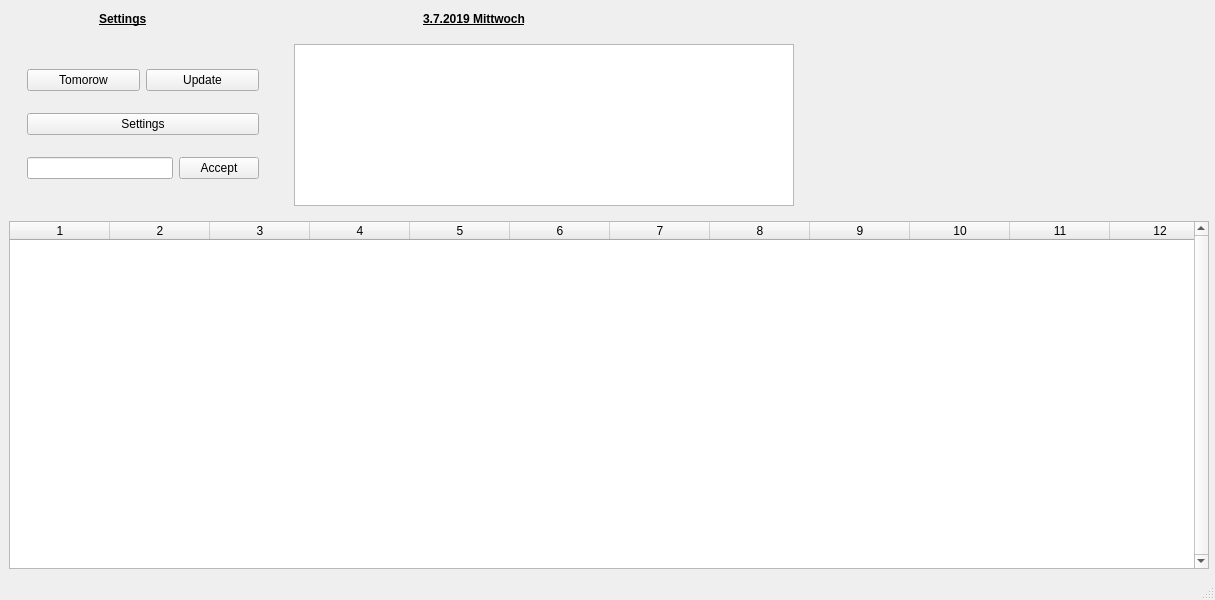
First picture: the form in designer/mainwindow.ui, repository Lin2D2/IServ-Manager, before the edit.
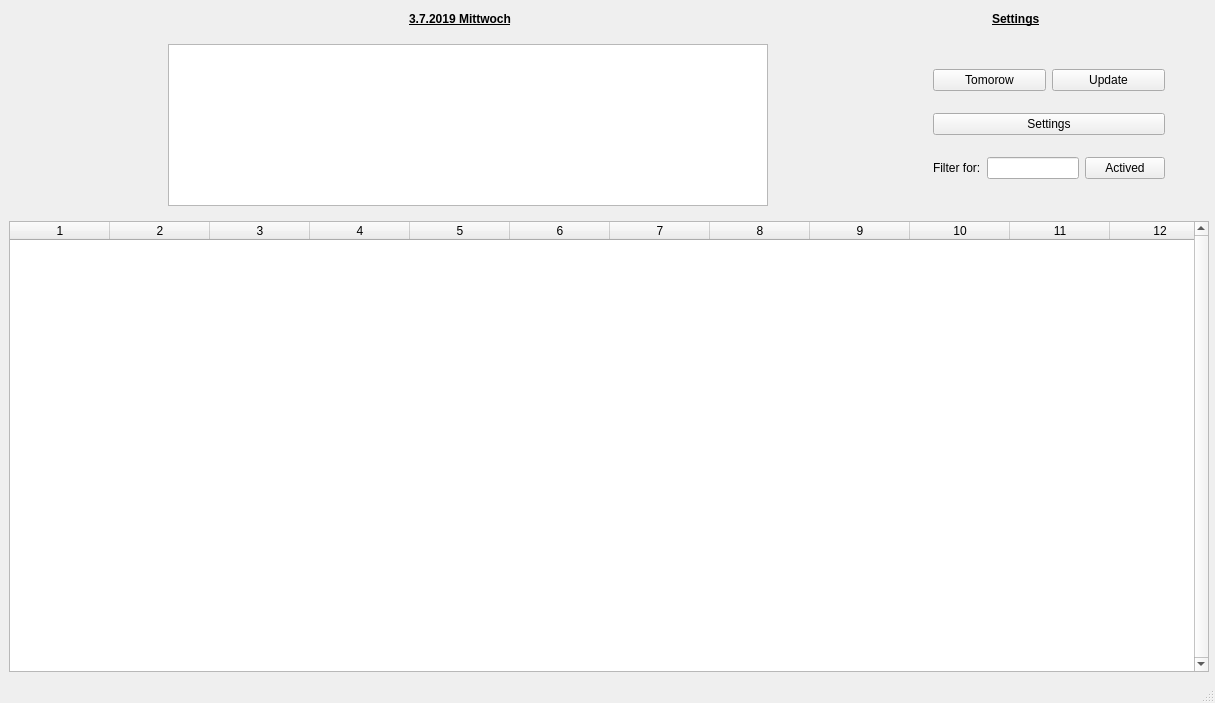
Second picture: the form after the edit. Icons and pictures are not drawn.

```diff
--- a/designer/mainwindow.ui
+++ b/designer/mainwindow.ui
@@ -7,11 +7,11 @@
     <x>0</x>
     <y>0</y>
     <width>1215</width>
-    <height>600</height>
+    <height>703</height>
    </rect>
   </property>
   <property name="sizePolicy">
-   <sizepolicy hsizetype="Expanding" vsizetype="Expanding">
+   <sizepolicy hsizetype="Fixed" vsizetype="Fixed">
     <horstretch>0</horstretch>
     <verstretch>0</verstretch>
    </sizepolicy>
@@ -22,6 +22,12 @@
     <height>500</height>
    </size>
   </property>
+  <property name="maximumSize">
+   <size>
+    <width>1215</width>
+    <height>3000</height>
+   </size>
+  </property>
   <property name="windowTitle">
    <string>IServ-Manager</string>
   </property>
@@ -29,55 +35,40 @@
    <iconset>
     <normaloff>IServ_icon.png</normaloff>IServ_icon.png</iconset>
   </property>
+  <property name="layoutDirection">
+   <enum>Qt::LeftToRight</enum>
+  </property>
+  <property name="animated">
+   <bool>false</bool>
+  </property>
+  <property name="tabShape">
+   <enum>QTabWidget::Rounded</enum>
+  </property>
   <widget class="QWidget" name="centralwidget">
    <property name="sizePolicy">
-    <sizepolicy hsizetype="Expanding" vsizetype="Expanding">
+    <sizepolicy hsizetype="Fixed" vsizetype="Fixed">
      <horstretch>0</horstretch>
      <verstretch>0</verstretch>
     </sizepolicy>
    </property>
+   <property name="minimumSize">
+    <size>
+     <width>1215</width>
+     <height>500</height>
+    </size>
+   </property>
+   <property name="maximumSize">
+    <size>
+     <width>1215</width>
+     <height>3000</height>
+    </size>
+   </property>
    <layout class="QVBoxLayout" name="verticalLayout">
     <property name="sizeConstraint">
      <enum>QLayout::SetMaximumSize</enum>
     </property>
     <item>
      <layout class="QHBoxLayout" name="horizontalLayout_5">
-      <item>
-       <spacer name="horizontalSpacer_4">
-        <property name="orientation">
-         <enum>Qt::Horizontal</enum>
-        </property>
-        <property name="sizeType">
-         <enum>QSizePolicy::Fixed</enum>
-        </property>
-        <property name="sizeHint" stdset="0">
-         <size>
-          <width>90</width>
-          <height>20</height>
-         </size>
-        </property>
-       </spacer>
-      </item>
-      <item>
-       <widget class="QLabel" name="label_2">
-        <property name="sizePolicy">
-         <sizepolicy hsizetype="Fixed" vsizetype="Minimum">
-          <horstretch>0</horstretch>
-          <verstretch>0</verstretch>
-         </sizepolicy>
-        </property>
-        <property name="font">
-         <font>
-          <weight>75</weight>
-          <bold>true</bold>
-          <underline>true</underline>
-         </font>
-        </property>
-        <property name="text">
-         <string>Settings</string>
-        </property>
-       </widget>
-      </item>
       <item>
        <spacer name="horizontalSpacer_2">
         <property name="orientation">
@@ -88,7 +79,7 @@
         </property>
         <property name="sizeHint" stdset="0">
          <size>
-          <width>270</width>
+          <width>400</width>
           <height>20</height>
          </size>
         </property>
@@ -120,11 +111,47 @@
          <enum>Qt::Horizontal</enum>
         </property>
         <property name="sizeType">
+         <enum>QSizePolicy::Fixed</enum>
+        </property>
+        <property name="sizeHint" stdset="0">
+         <size>
+          <width>475</width>
+          <height>20</height>
+         </size>
+        </property>
+       </spacer>
+      </item>
+      <item>
+       <widget class="QLabel" name="label_2">
+        <property name="sizePolicy">
+         <sizepolicy hsizetype="Fixed" vsizetype="Minimum">
+          <horstretch>0</horstretch>
+          <verstretch>0</verstretch>
+         </sizepolicy>
+        </property>
+        <property name="font">
+         <font>
+          <weight>75</weight>
+          <bold>true</bold>
+          <underline>true</underline>
+         </font>
+        </property>
+        <property name="text">
+         <string>Settings</string>
+        </property>
+       </widget>
+      </item>
+      <item>
+       <spacer name="horizontalSpacer_4">
+        <property name="orientation">
+         <enum>Qt::Horizontal</enum>
+        </property>
+        <property name="sizeType">
          <enum>QSizePolicy::Expanding</enum>
         </property>
         <property name="sizeHint" stdset="0">
          <size>
-          <width>190</width>
+          <width>90</width>
           <height>20</height>
          </size>
         </property>
@@ -147,6 +174,76 @@
        </size>
       </property>
       <layout class="QHBoxLayout" name="horizontalLayout">
+       <item>
+        <spacer name="horizontalSpacer_3">
+         <property name="orientation">
+          <enum>Qt::Horizontal</enum>
+         </property>
+         <property name="sizeType">
+          <enum>QSizePolicy::Fixed</enum>
+         </property>
+         <property name="sizeHint" stdset="0">
+          <size>
+           <width>150</width>
+           <height>20</height>
+          </size>
+         </property>
+        </spacer>
+       </item>
+       <item>
+        <spacer name="horizontalSpacer_6">
+         <property name="orientation">
+          <enum>Qt::Horizontal</enum>
+         </property>
+         <property name="sizeType">
+          <enum>QSizePolicy::Fixed</enum>
+         </property>
+         <property name="sizeHint" stdset="0">
+          <size>
+           <width>0</width>
+           <height>20</height>
+          </size>
+         </property>
+        </spacer>
+       </item>
+       <item>
+        <widget class="QTextEdit" name="textEdit">
+         <property name="sizePolicy">
+          <sizepolicy hsizetype="Fixed" vsizetype="Expanding">
+           <horstretch>0</horstretch>
+           <verstretch>0</verstretch>
+          </sizepolicy>
+         </property>
+         <property name="minimumSize">
+          <size>
+           <width>600</width>
+           <height>0</height>
+          </size>
+         </property>
+         <property name="horizontalScrollBarPolicy">
+          <enum>Qt::ScrollBarAlwaysOff</enum>
+         </property>
+         <property name="readOnly">
+          <bool>true</bool>
+         </property>
+        </widget>
+       </item>
+       <item>
+        <spacer name="horizontalSpacer_5">
+         <property name="orientation">
+          <enum>Qt::Horizontal</enum>
+         </property>
+         <property name="sizeType">
+          <enum>QSizePolicy::Fixed</enum>
+         </property>
+         <property name="sizeHint" stdset="0">
+          <size>
+           <width>150</width>
+           <height>20</height>
+          </size>
+         </property>
+        </spacer>
+       </item>
        <item>
         <widget class="QWidget" name="verticalWidget_2" native="true">
          <property name="sizePolicy">
@@ -193,13 +290,20 @@
           </item>
           <item>
            <layout class="QHBoxLayout" name="horizontalLayout_3">
+            <item>
+             <widget class="QLabel" name="label_3">
+              <property name="text">
+               <string>Filter for:</string>
+              </property>
+             </widget>
+            </item>
             <item>
              <widget class="QLineEdit" name="lineEdit"/>
             </item>
             <item>
              <widget class="QPushButton" name="pushButton_accept_line">
               <property name="text">
-               <string>Accept</string>
+               <string>Actived</string>
               </property>
              </widget>
             </item>
@@ -209,45 +313,7 @@
         </widget>
        </item>
        <item>
-        <spacer name="horizontalSpacer_3">
-         <property name="orientation">
-          <enum>Qt::Horizontal</enum>
-         </property>
-         <property name="sizeType">
-          <enum>QSizePolicy::Ignored</enum>
-         </property>
-         <property name="sizeHint" stdset="0">
-          <size>
-           <width>20</width>
-           <height>20</height>
-          </size>
-         </property>
-        </spacer>
-       </item>
-       <item>
-        <widget class="QTextEdit" name="textEdit">
-         <property name="sizePolicy">
-          <sizepolicy hsizetype="Fixed" vsizetype="Expanding">
-           <horstretch>0</horstretch>
-           <verstretch>0</verstretch>
-          </sizepolicy>
-         </property>
-         <property name="minimumSize">
-          <size>
-           <width>500</width>
-           <height>0</height>
-          </size>
-         </property>
-         <property name="horizontalScrollBarPolicy">
-          <enum>Qt::ScrollBarAlwaysOff</enum>
-         </property>
-         <property name="readOnly">
-          <bool>true</bool>
-         </property>
-        </widget>
-       </item>
-       <item>
-        <spacer name="horizontalSpacer_5">
+        <spacer name="horizontalSpacer_7">
          <property name="orientation">
           <enum>Qt::Horizontal</enum>
          </property>
@@ -265,7 +331,7 @@
     <item>
      <widget class="QTableWidget" name="tableWidget">
       <property name="sizePolicy">
-       <sizepolicy hsizetype="Expanding" vsizetype="Expanding">
+       <sizepolicy hsizetype="Fixed" vsizetype="Expanding">
         <horstretch>0</horstretch>
         <verstretch>0</verstretch>
        </sizepolicy>
@@ -276,6 +342,12 @@
         <height>200</height>
        </size>
       </property>
+      <property name="maximumSize">
+       <size>
+        <width>1200</width>
+        <height>16777215</height>
+       </size>
+      </property>
       <property name="verticalScrollBarPolicy">
        <enum>Qt::ScrollBarAlwaysOn</enum>
       </property>
```
